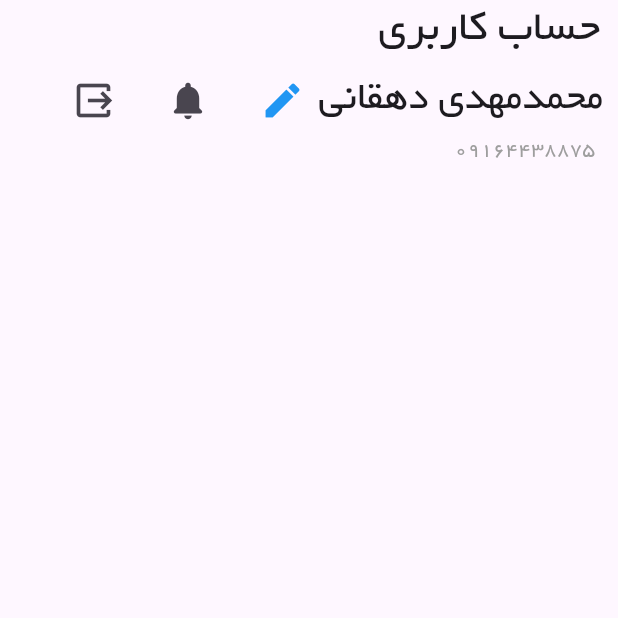
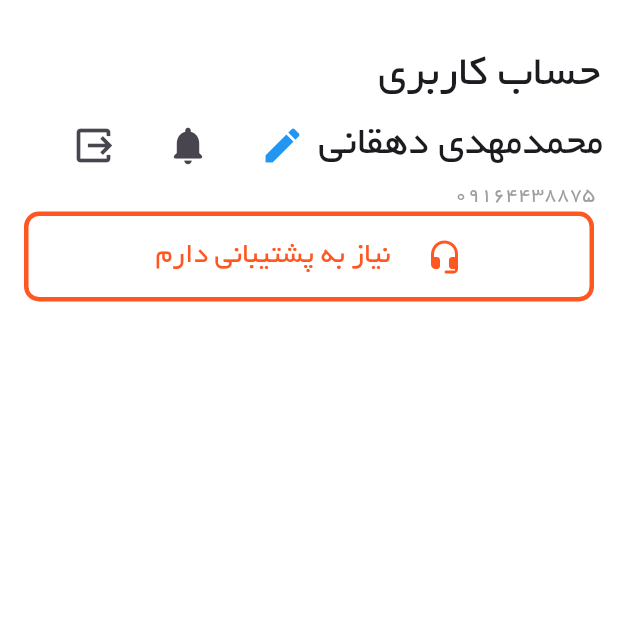
Before and after one commit to Ali3nti/abd_shop, a Flutter app: the ProfileBody screen opened directly, on a phone screen of 412 x 824 dp, the top half of it. Run offline on Flutter 3.47's test engine with Material 3 defaults, Android fonts, the phone set to English and light mode, and no system bars; our stand-ins replace bottom_navy_bar, connectivity_plus, flutter_spinkit, smooth_page_indicator.

Commit message:
Create Button for Support at Profile Page

```diff
--- a/lib/screens/profile/profile_page.dart
+++ b/lib/screens/profile/profile_page.dart
@@ -11,8 +11,12 @@ class _ProfileBodyState extends State<ProfileBody> {
   @override
   Widget build(BuildContext context) {
     return Scaffold(
+      backgroundColor: Colors.white70,
       body: Column(
         children: [
+          SizedBox(
+            height: 30,
+          ),
           Padding(
             padding: EdgeInsets.only(left: 240),
             child: Text(
@@ -61,6 +65,33 @@ class _ProfileBodyState extends State<ProfileBody> {
               style: TextStyle(color: Colors.grey),
             ),
           ),
+          Container(
+            width: 380,
+            height: 60,
+            decoration: BoxDecoration(
+                color: Colors.white,
+                borderRadius: BorderRadius.circular(10),
+                border: Border.all(color: Colors.deepOrange, width: 3)),
+            child: Row(
+              mainAxisAlignment: MainAxisAlignment.center,
+              children: [
+                IconButton(
+                  onPressed: () {},
+                  icon: Icon(
+                    Icons.headset_mic_rounded,
+                    color: Colors.deepOrange,
+                  ),
+                ),
+                TextButton(
+                  onPressed: () {},
+                  child: Text(
+                    "نیاز به پشتیبانی دارم",
+                    style: TextStyle(color: Colors.deepOrange, fontSize: 20),
+                  ),
+                ),
+              ],
+            ),
+          ),
         ],
       ),
     );
```
